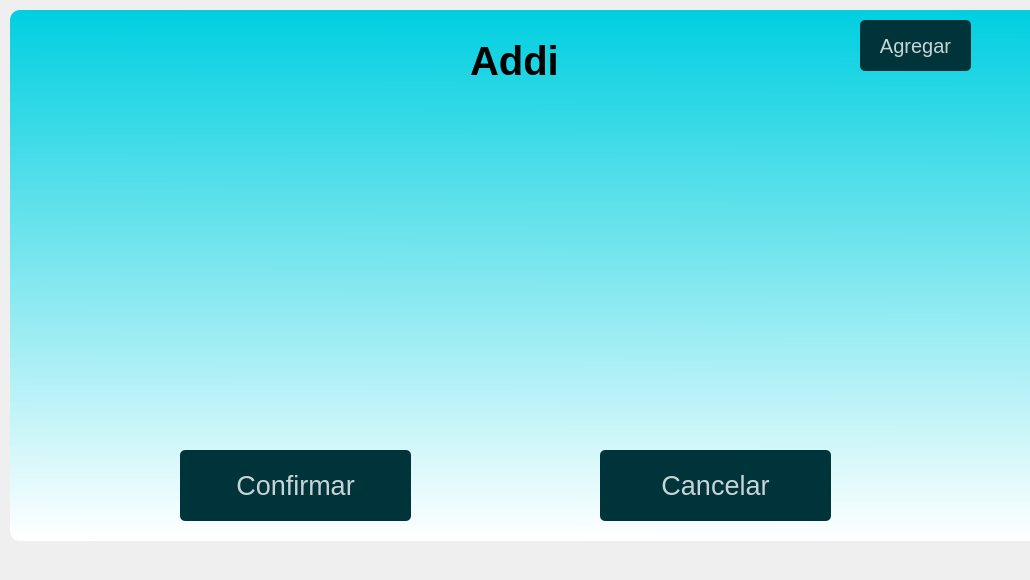
daburneo1/addi, file ui/ihr.ui: the form before one commit.
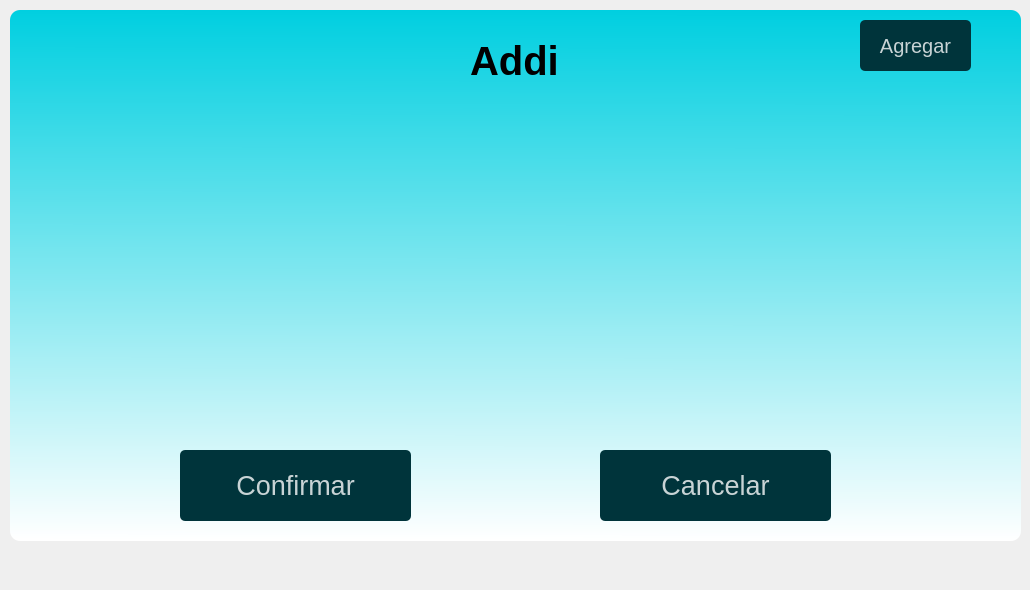
The form after the commit.

Diff of the .ui file:
```diff
--- a/ui/ihr.ui
+++ b/ui/ihr.ui
@@ -7,13 +7,13 @@
     <x>0</x>
     <y>0</y>
     <width>1030</width>
-    <height>580</height>
+    <height>590</height>
    </rect>
   </property>
   <property name="minimumSize">
    <size>
-    <width>1030</width>
-    <height>580</height>
+    <width>1020</width>
+    <height>590</height>
    </size>
   </property>
   <property name="maximumSize">
@@ -72,7 +72,7 @@
      <rect>
       <x>10</x>
       <y>0</y>
-      <width>1031</width>
+      <width>1011</width>
       <height>531</height>
      </rect>
     </property>
@@ -145,8 +145,8 @@
    <widget class="QLabel" name="Emoji">
     <property name="geometry">
      <rect>
-      <x>240</x>
-      <y>80</y>
+      <x>250</x>
+      <y>90</y>
       <width>561</width>
       <height>291</height>
      </rect>
@@ -158,15 +158,15 @@
    <widget class="QLabel" name="labelRecordatorio">
     <property name="geometry">
      <rect>
-      <x>110</x>
+      <x>40</x>
       <y>379</y>
-      <width>801</width>
+      <width>951</width>
       <height>41</height>
      </rect>
     </property>
     <property name="font">
      <font>
-      <pointsize>18</pointsize>
+      <pointsize>17</pointsize>
      </font>
     </property>
     <property name="text">
```
